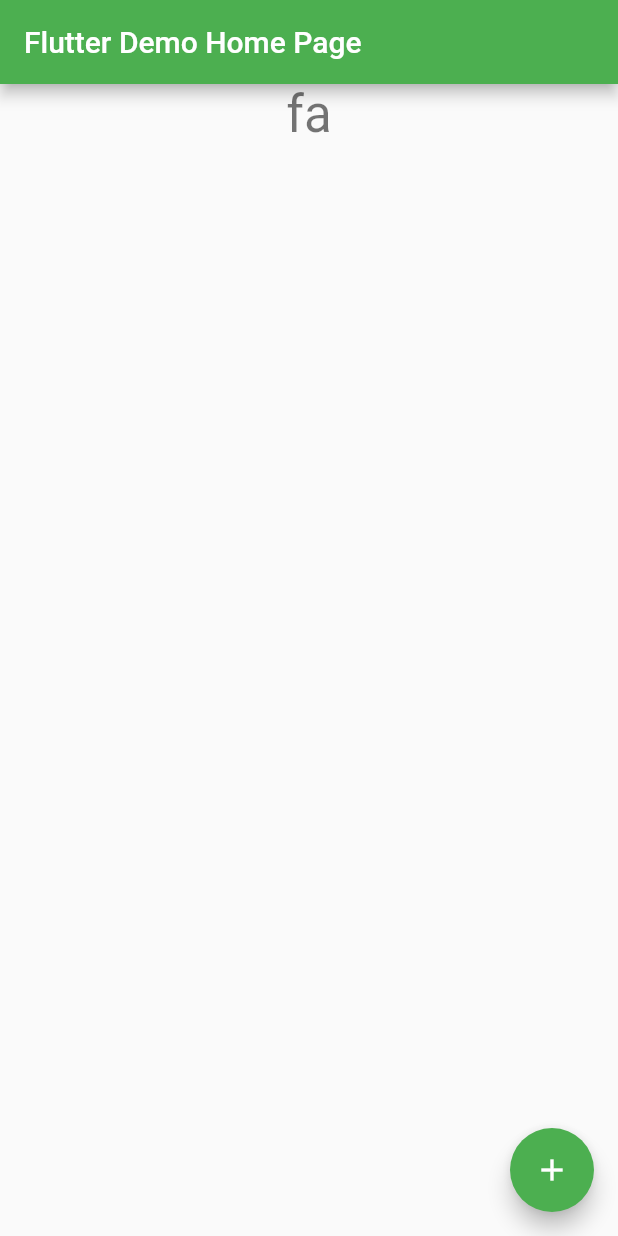
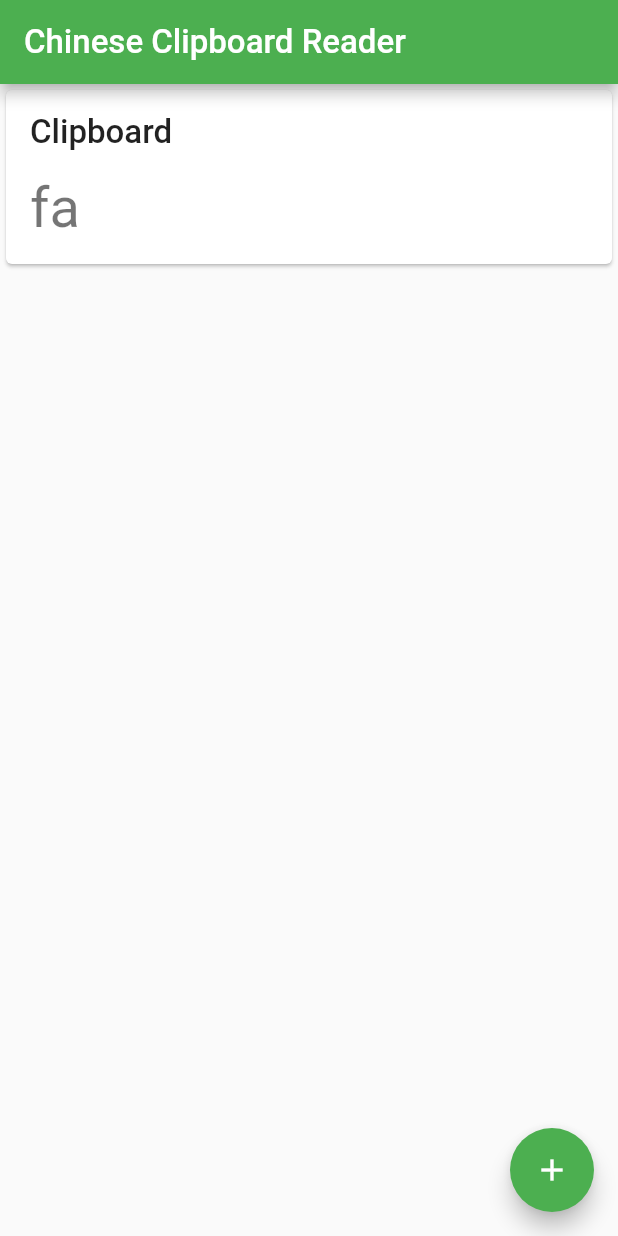
Before and after one commit to RichardTang75/clipboard_reader, a Flutter app: the screen it shows after launch, on a phone screen of 412 x 824 dp. Run offline on Flutter 3.47's test engine with Material 2 defaults, Android fonts, the phone set to English and light mode, and no system bars; missing offline and left inert: clipboard, sqlite3.

Commit message:
Make text selectable, add StandardCard, AlignGridView

```diff
--- a/lib/main.dart
+++ b/lib/main.dart
@@ -1,12 +1,21 @@
 import 'dart:math';
-
 import 'package:flutter/material.dart';
 import 'package:clipboard/clipboard.dart';
 import 'dart:async';
 import 'dart:io';
 import 'package:sqlite3/sqlite3.dart' as sqlite3;
-// import 'package:sqflite_common/sqlite_api.dart';
-// import 'package:sqflite_common_ffi/sqflite_ffi.dart';
+// import 'package:sqlite3_flutter_libs/sqlite3_flutter_libs.dart';
+import 'package:flutter_staggered_grid_view/flutter_staggered_grid_view.dart';
+
+// TODO: Scroll
+// TODO: Multiple definitions, using tabs
+// TODO: Standard height card
+// TODO: Settings page
+// TODO: Remove duplicates
+// TODO: Ignore definitions, cache definitions
+
+// Python
+// TODO: Fancy pinyin
 
 void main() async {
   WidgetsFlutterBinding.ensureInitialized();
@@ -38,6 +47,65 @@ void main() async {
 //   }
 // }
 
+class TextProperties {
+  static const double padding = 16;
+  static const double fontSizeFactor = 1.1;
+}
+
+class StandardCard extends Card {
+  // optional title, subtitle, body
+  StandardCard(
+      {super.key,
+      required BuildContext context,
+      String? title,
+      TextStyle? titleStyle,
+      String? subtitle,
+      TextStyle? subtitleStyle,
+      String? body,
+      TextStyle? bodyStyle,
+      AlignmentGeometry? bodyAlignment,
+      double? bodySize})
+      : super(
+          child: Column(
+            children: [
+              if (title != null)
+                ListTile(
+                  title: Text(
+                    title,
+                    style:
+                        titleStyle ?? Theme.of(context).textTheme.headlineLarge,
+                  ),
+                  subtitle: subtitle != null
+                      ? Text(
+                          subtitle,
+                          style: subtitleStyle ??
+                              Theme.of(context).textTheme.titleLarge,
+                        )
+                      : null,
+                ),
+              if (body != null)
+                LimitedBox(
+                  maxHeight: bodySize ?? double.infinity,
+                  child: SingleChildScrollView(
+                    child: Padding(
+                      padding: const EdgeInsets.fromLTRB(TextProperties.padding,
+                          0, TextProperties.padding, TextProperties.padding),
+                      child: Align(
+                        alignment: bodyAlignment ?? Alignment.center,
+                        child: Text(
+                          body,
+                          style: bodyStyle ??
+                              Theme.of(context).textTheme.titleLarge,
+                        ),
+                      ),
+                    ),
+                  ),
+                ),
+            ],
+          ),
+        );
+}
+
 class MyApp extends StatelessWidget {
   const MyApp({super.key});
   // This widget is the root of your application.
@@ -56,8 +124,11 @@ class MyApp extends StatelessWidget {
         // Notice that the counter didn't reset back to zero; the application
         // is not restarted.
         primarySwatch: Colors.green,
+        textTheme: Theme.of(context).textTheme.apply(
+              fontSizeFactor: TextProperties.fontSizeFactor,
             ),
-      home: const MyHomePage(title: 'Flutter Demo Home Page'),
+      ),
+      home: const MyHomePage(title: 'Chinese Clipboard Reader'),
     );
   }
 }
@@ -186,14 +257,16 @@ class ClipboardReader extends ChangeNotifier {
   }
 
   void readClipboard() async {
+    // wrap in try catch to prevent app from crashing
+    try {
       final data = await FlutterClipboard.paste();
-    // check if data is different from clipboardText
       if (data == _clipboardText) return;
       _clipboardText = data;
-    print(_clipboardText);
       translateClipboard(_clipboardText);
-    print(_translatedText);
       notifyListeners();
+    } catch (e) {
+      print(e);
+    }
   }
 
   // run timer
@@ -216,6 +289,7 @@ class _MyHomePageState extends State<MyHomePage> {
 
   String _clipboardText = 'fa';
   List<Map<String, dynamic>> _translatedText = [];
+  final _scrollController = ScrollController();
 
   // build this widget when clipboardReader.clipboardText changes
   @override
@@ -237,7 +311,8 @@ class _MyHomePageState extends State<MyHomePage> {
     // The Flutter framework has been optimized to make rerunning build methods
     // fast, so that you can just rebuild anything that needs updating rather
     // than having to individually change instances of widgets.
-    // start timer
+    final style = Theme.of(context).textTheme.headlineLarge;
+    final line_height = style!.fontSize! * TextProperties.fontSizeFactor;
     return Scaffold(
       appBar: AppBar(
         // Here we take the value from the MyHomePage object that was created by
@@ -247,6 +322,9 @@ class _MyHomePageState extends State<MyHomePage> {
       body: Center(
         // Center is a layout widget. It takes a single child and positions it
         // in the middle of the parent.
+        child: SelectableRegion(
+          selectionControls: materialTextSelectionControls,
+          focusNode: FocusNode(),
           child: Column(
             // Column is also a layout widget. It takes a list of children and
             // arranges them vertically. By default, it sizes itself to fit its
@@ -265,39 +343,46 @@ class _MyHomePageState extends State<MyHomePage> {
             mainAxisAlignment: MainAxisAlignment.start,
             mainAxisSize: MainAxisSize.max,
             children: <Widget>[
-            Text(
-              _clipboardText,
-              style: Theme.of(context).textTheme.headlineMedium,
+              // Padding(
+              //   padding: const EdgeInsets.all(textProperties.padding),
+              //   child: Text(
+              //     _clipboardText,
+              //     style: Theme.of(context).textTheme.headlineMedium,
+              //   ),
+              // ),
+              StandardCard(
+                context: context,
+                title: 'Clipboard',
+                titleStyle: Theme.of(context).textTheme.titleLarge,
+                body: _clipboardText,
+                bodyStyle: Theme.of(context).textTheme.headlineMedium,
+                bodyAlignment: Alignment.centerLeft,
+                bodySize: line_height * 3,
               ),
               Expanded(
-              child: GridView.count(
+                child: AlignedGridView.count(
                   crossAxisCount: 3,
-                children: List.generate(_translatedText.length, (index) {
-                  return Card(
-                      child: Column(
-                    children: [
-                      ListTile(
-                        title: Text(
-                          _translatedText[index]['showBoth']!
+                  mainAxisSpacing: 10,
+                  crossAxisSpacing: 10,
+                  itemCount: _translatedText.length,
+                  itemBuilder: (context, index) {
+                    return StandardCard(
+                      context: context,
+                      title: _translatedText[index]['showBoth']!
                           ? '${_translatedText[index]['simplified']!} | ${_translatedText[index]['traditional']!}'
                           : _translatedText[index]['simplified']!,
-                          style: Theme.of(context).textTheme.headlineLarge,
-                        ),
-                        subtitle: Text(
-                          _translatedText[index]['pinyin']!,
-                          style: Theme.of(context).textTheme.titleLarge,
-                        ),
-                      ),
-                      Text(
-                        _translatedText[index]['english']!,
-                        style: Theme.of(context).textTheme.titleLarge,
-                      ),
-                    ],
-                  ));
-                }),
+                      titleStyle: Theme.of(context).textTheme.headlineLarge,
+                      subtitle: _translatedText[index]['pinyin']!,
+                      subtitleStyle: Theme.of(context).textTheme.titleLarge,
+                      body: _translatedText[index]['english']!,
+                      bodyStyle: Theme.of(context).textTheme.titleLarge,
+                      bodySize: line_height * 2,
+                    );
+                  },
                 ),
               ),
             ],
+          ),
         ),
       ),
       floatingActionButton: FloatingActionButton(
--- a/pubspec.yaml
+++ b/pubspec.yaml
@@ -36,11 +36,12 @@ dependencies:
   # Use with the CupertinoIcons class for iOS style icons.
   cupertino_icons: ^1.0.2
   clipboard: ^0.1.3
-  sqlite3: ^1.10.0
-  sqflite_common_ffi: ^2.0.0
+  sqlite3: ^1.10.1
+  # sqlite3_flutter_libs: ^0.5.13
   path_provider: ^2.0.2
   path: ^1.8.0
   cached: ^1.6.0
+  flutter_staggered_grid_view: ^0.6.0
 
 dev_dependencies:
   flutter_test:
```
Also changed, not shown: pubspec.lock. Lines whose indentation alone changed are shown as unchanged.
